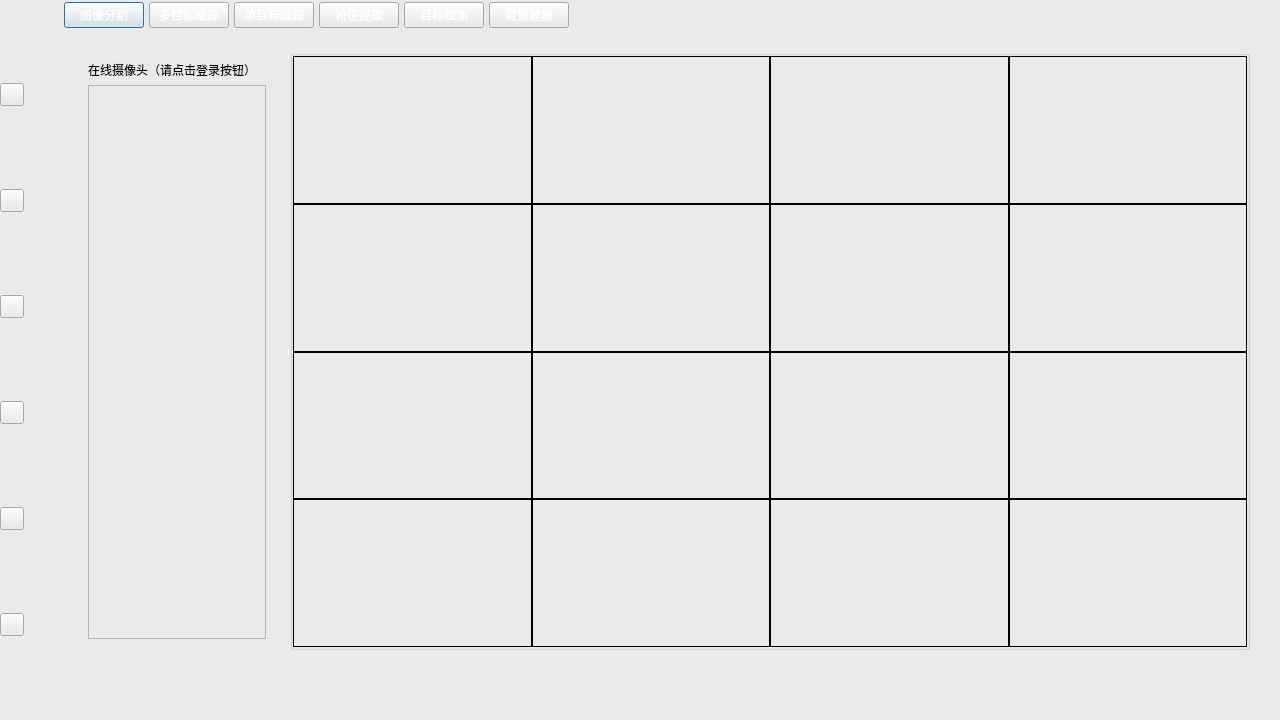
Before: the Qt Designer form VisionAlgShow/visionalgmain.ui in MMAPer/VisionAlgShow, drawn with Qt 5.
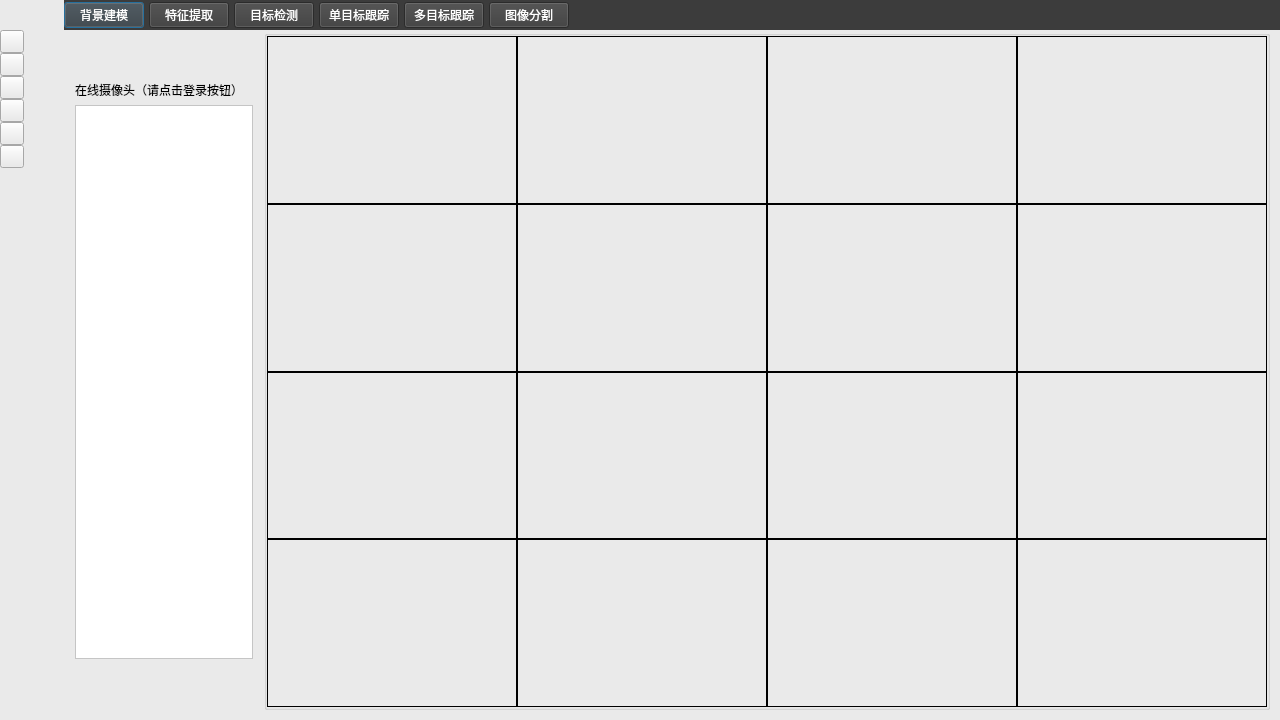
After: the same form once the commit is applied.

What changed in the file:
```diff
--- a/VisionAlgShow/visionalgmain.ui
+++ b/VisionAlgShow/visionalgmain.ui
@@ -10,6 +10,12 @@
     <height>720</height>
    </rect>
   </property>
+  <property name="sizePolicy">
+   <sizepolicy hsizetype="Preferred" vsizetype="Preferred">
+    <horstretch>0</horstretch>
+    <verstretch>0</verstretch>
+   </sizepolicy>
+  </property>
   <property name="minimumSize">
    <size>
     <width>1280</width>
@@ -26,19 +32,28 @@
    <string>计算机视觉算法展示平台</string>
   </property>
   <property name="styleSheet">
-   <string notr="true">background-color:#EAEAEA;color:#EAEAEA;</string>
+   <string notr="true">background-color: #EAEAEA;</string>
   </property>
+  <layout class="QHBoxLayout" name="horizontalLayout_2">
+   <property name="spacing">
+    <number>0</number>
+   </property>
+   <property name="leftMargin">
+    <number>0</number>
+   </property>
+   <property name="topMargin">
+    <number>0</number>
+   </property>
+   <property name="rightMargin">
+    <number>0</number>
+   </property>
+   <property name="bottomMargin">
+    <number>0</number>
+   </property>
+   <item>
   <widget class="QWidget" name="widget_menu" native="true">
-   <property name="geometry">
-    <rect>
-     <x>0</x>
-     <y>0</y>
-     <width>64</width>
-     <height>720</height>
-    </rect>
-   </property>
    <property name="sizePolicy">
-    <sizepolicy hsizetype="Preferred" vsizetype="Preferred">
+      <sizepolicy hsizetype="Fixed" vsizetype="Preferred">
      <horstretch>0</horstretch>
      <verstretch>0</verstretch>
     </sizepolicy>
@@ -52,10 +67,13 @@
    <property name="maximumSize">
     <size>
      <width>64</width>
-     <height>720</height>
-    </size>
-   </property>
-   <layout class="QVBoxLayout" name="verticalLayout_5">
+       <height>9999</height>
+      </size>
+     </property>
+     <property name="styleSheet">
+      <string notr="true">background-color: #EAEAEA;color: #EAEAEA;</string>
+     </property>
+     <layout class="QVBoxLayout" name="verticalLayout_2">
     <property name="spacing">
      <number>0</number>
     </property>
@@ -71,6 +89,22 @@
     <property name="bottomMargin">
      <number>0</number>
     </property>
+      <item>
+       <spacer name="vs_menu_top">
+        <property name="orientation">
+         <enum>Qt::Vertical</enum>
+        </property>
+        <property name="sizeType">
+         <enum>QSizePolicy::Fixed</enum>
+        </property>
+        <property name="sizeHint" stdset="0">
+         <size>
+          <width>20</width>
+          <height>30</height>
+         </size>
+        </property>
+       </spacer>
+      </item>
     <item>
      <widget class="QToolButton" name="btn_onlinehandle">
       <property name="styleSheet">
@@ -131,16 +165,29 @@
       </property>
      </widget>
     </item>
-   </layout>
-  </widget>
+      <item>
+       <spacer name="vs_menu_bottom">
+        <property name="orientation">
+         <enum>Qt::Vertical</enum>
+        </property>
+        <property name="sizeHint" stdset="0">
+         <size>
+          <width>20</width>
+          <height>40</height>
+         </size>
+        </property>
+       </spacer>
+      </item>
+     </layout>
+    </widget>
+   </item>
+   <item>
   <widget class="QWidget" name="widget_show" native="true">
-   <property name="geometry">
-    <rect>
-     <x>64</x>
-     <y>0</y>
-     <width>1216</width>
-     <height>720</height>
-    </rect>
+     <property name="sizePolicy">
+      <sizepolicy hsizetype="Preferred" vsizetype="Preferred">
+       <horstretch>0</horstretch>
+       <verstretch>0</verstretch>
+      </sizepolicy>
    </property>
    <property name="minimumSize">
     <size>
@@ -150,21 +197,151 @@
    </property>
    <property name="maximumSize">
     <size>
+       <width>9999</width>
+       <height>9999</height>
+      </size>
+     </property>
+     <property name="styleSheet">
+      <string notr="true">background-color:#EAEAEA;</string>
+     </property>
+     <layout class="QVBoxLayout" name="verticalLayout_3">
+      <property name="spacing">
+       <number>0</number>
+      </property>
+      <property name="leftMargin">
+       <number>0</number>
+      </property>
+      <property name="topMargin">
+       <number>0</number>
+      </property>
+      <property name="rightMargin">
+       <number>0</number>
+      </property>
+      <property name="bottomMargin">
+       <number>0</number>
+      </property>
+      <item>
+       <widget class="QWidget" name="widget_alg" native="true">
+        <property name="sizePolicy">
+         <sizepolicy hsizetype="Preferred" vsizetype="Fixed">
+          <horstretch>0</horstretch>
+          <verstretch>0</verstretch>
+         </sizepolicy>
+        </property>
+        <property name="minimumSize">
+         <size>
      <width>1216</width>
-     <height>720</height>
-    </size>
-   </property>
+          <height>30</height>
+         </size>
+        </property>
+        <property name="maximumSize">
+         <size>
+          <width>9999</width>
+          <height>30</height>
+         </size>
+        </property>
+        <property name="styleSheet">
+         <string notr="true">background-color:#3C3C3C;color:white;</string>
+        </property>
+        <layout class="QHBoxLayout" name="horizontalLayout_3">
+         <property name="spacing">
+          <number>5</number>
+         </property>
+         <property name="leftMargin">
+          <number>0</number>
+         </property>
+         <property name="topMargin">
+          <number>0</number>
+         </property>
+         <property name="rightMargin">
+          <number>0</number>
+         </property>
+         <property name="bottomMargin">
+          <number>0</number>
+         </property>
+         <item>
+          <widget class="QPushButton" name="btn_alg_bgs">
+           <property name="styleSheet">
+            <string notr="true">color:white</string>
+           </property>
+           <property name="text">
+            <string>背景建模</string>
+           </property>
+          </widget>
+         </item>
+         <item>
+          <widget class="QPushButton" name="btn_alg_fe">
+           <property name="styleSheet">
+            <string notr="true">color:white</string>
+           </property>
+           <property name="text">
+            <string>特征提取</string>
+           </property>
+          </widget>
+         </item>
+         <item>
+          <widget class="QPushButton" name="btn_alg_od">
+           <property name="styleSheet">
+            <string notr="true">color:white</string>
+           </property>
+           <property name="text">
+            <string>目标检测</string>
+           </property>
+          </widget>
+         </item>
+         <item>
+          <widget class="QPushButton" name="btn_alg_sot">
+           <property name="styleSheet">
+            <string notr="true">color:white</string>
+           </property>
+           <property name="text">
+            <string>单目标跟踪</string>
+           </property>
+          </widget>
+         </item>
+         <item>
+          <widget class="QPushButton" name="btn_alg_mot">
+           <property name="styleSheet">
+            <string notr="true">color:white</string>
+           </property>
+           <property name="text">
+            <string>多目标跟踪</string>
+           </property>
+          </widget>
+         </item>
+         <item>
+          <widget class="QPushButton" name="btn_alg_is">
+           <property name="styleSheet">
+            <string notr="true">color:white</string>
+           </property>
+           <property name="text">
+            <string>图像分割</string>
+           </property>
+          </widget>
+         </item>
+         <item>
+          <widget class="QLabel" name="label_HCNetSDK">
+           <property name="sizePolicy">
+            <sizepolicy hsizetype="Expanding" vsizetype="Fixed">
+             <horstretch>0</horstretch>
+             <verstretch>0</verstretch>
+            </sizepolicy>
+           </property>
+           <property name="styleSheet">
+            <string notr="true">color:white;</string>
+           </property>
+           <property name="text">
+            <string/>
+           </property>
+          </widget>
+         </item>
+        </layout>
+       </widget>
+      </item>
+      <item>
    <widget class="QWidget" name="widget_main" native="true">
-    <property name="geometry">
-     <rect>
-      <x>0</x>
-      <y>30</y>
-      <width>1200</width>
-      <height>640</height>
-     </rect>
-    </property>
     <property name="sizePolicy">
-     <sizepolicy hsizetype="Fixed" vsizetype="Fixed">
+         <sizepolicy hsizetype="Preferred" vsizetype="Preferred">
       <horstretch>0</horstretch>
       <verstretch>0</verstretch>
      </sizepolicy>
@@ -177,8 +354,8 @@
     </property>
     <property name="maximumSize">
      <size>
-      <width>1200</width>
-      <height>640</height>
+          <width>9999</width>
+          <height>9999</height>
      </size>
     </property>
     <property name="styleSheet">
@@ -195,10 +372,10 @@
       <number>0</number>
      </property>
      <property name="rightMargin">
-      <number>0</number>
+          <number>10</number>
      </property>
      <property name="bottomMargin">
-      <number>0</number>
+          <number>10</number>
      </property>
      <item>
       <widget class="QWidget" name="widget_camera" native="true">
@@ -234,7 +411,7 @@
         <item>
          <widget class="QTreeView" name="DVRsets_treeView">
           <property name="styleSheet">
-           <string notr="true">color:black</string>
+               <string notr="true">background-color:white;color:black</string>
           </property>
          </widget>
         </item>
@@ -254,10 +431,13 @@
        </property>
        <property name="maximumSize">
         <size>
-         <width>960</width>
-         <height>600</height>
-        </size>
-       </property>
+             <width>9999</width>
+             <height>9999</height>
+            </size>
+           </property>
+           <property name="styleSheet">
+            <string notr="true"/>
+           </property>
        <property name="title">
         <string/>
        </property>
@@ -710,131 +890,11 @@
      </item>
     </layout>
    </widget>
-   <widget class="QWidget" name="widget_alg" native="true">
-    <property name="geometry">
-     <rect>
-      <x>0</x>
-      <y>0</y>
-      <width>1216</width>
-      <height>30</height>
-     </rect>
-    </property>
-    <property name="sizePolicy">
-     <sizepolicy hsizetype="Fixed" vsizetype="Fixed">
-      <horstretch>0</horstretch>
-      <verstretch>0</verstretch>
-     </sizepolicy>
-    </property>
-    <property name="minimumSize">
-     <size>
-      <width>1216</width>
-      <height>30</height>
-     </size>
-    </property>
-    <property name="maximumSize">
-     <size>
-      <width>1216</width>
-      <height>30</height>
-     </size>
-    </property>
-    <layout class="QHBoxLayout" name="horizontalLayout_3">
-     <property name="spacing">
-      <number>5</number>
-     </property>
-     <property name="leftMargin">
-      <number>0</number>
-     </property>
-     <property name="topMargin">
-      <number>0</number>
-     </property>
-     <property name="rightMargin">
-      <number>0</number>
-     </property>
-     <property name="bottomMargin">
-      <number>0</number>
-     </property>
-     <item>
-      <widget class="QPushButton" name="pushButton_6">
-       <property name="styleSheet">
-        <string notr="true">color:white</string>
-       </property>
-       <property name="text">
-        <string>图像分割</string>
-       </property>
-      </widget>
-     </item>
-     <item>
-      <widget class="QPushButton" name="pushButton_5">
-       <property name="styleSheet">
-        <string notr="true">color:white</string>
-       </property>
-       <property name="text">
-        <string>多目标跟踪</string>
-       </property>
-      </widget>
-     </item>
-     <item>
-      <widget class="QPushButton" name="pushButton_4">
-       <property name="styleSheet">
-        <string notr="true">color:white</string>
-       </property>
-       <property name="text">
-        <string>单目标跟踪</string>
-       </property>
-      </widget>
-     </item>
-     <item>
-      <widget class="QPushButton" name="pushButton_3">
-       <property name="styleSheet">
-        <string notr="true">color:white</string>
-       </property>
-       <property name="text">
-        <string>特征提取</string>
-       </property>
-      </widget>
-     </item>
-     <item>
-      <widget class="QPushButton" name="pushButton_2">
-       <property name="styleSheet">
-        <string notr="true">color:white</string>
-       </property>
-       <property name="text">
-        <string>目标检测</string>
-       </property>
-      </widget>
-     </item>
-     <item>
-      <widget class="QPushButton" name="pushButton">
-       <property name="styleSheet">
-        <string notr="true">color:white</string>
-       </property>
-       <property name="text">
-        <string>背景建模</string>
-       </property>
-      </widget>
-     </item>
-     <item>
-      <widget class="QLabel" name="label_HCNetSDK">
-       <property name="sizePolicy">
-        <sizepolicy hsizetype="Expanding" vsizetype="Fixed">
-         <horstretch>0</horstretch>
-         <verstretch>0</verstretch>
-        </sizepolicy>
-       </property>
-       <property name="styleSheet">
-        <string notr="true">color:white;</string>
-       </property>
-       <property name="text">
-        <string/>
-       </property>
-      </widget>
-     </item>
-    </layout>
-   </widget>
-  </widget>
-  <zorder>widget_menu</zorder>
-  <zorder>widget</zorder>
-  <zorder>widget_show</zorder>
+      </item>
+     </layout>
+    </widget>
+   </item>
+  </layout>
  </widget>
  <layoutdefault spacing="6" margin="11"/>
  <resources/>
```
Left out of the diff: 3 changed lines with no effect on the pictures. Lines whose indentation alone changed are shown as unchanged.
